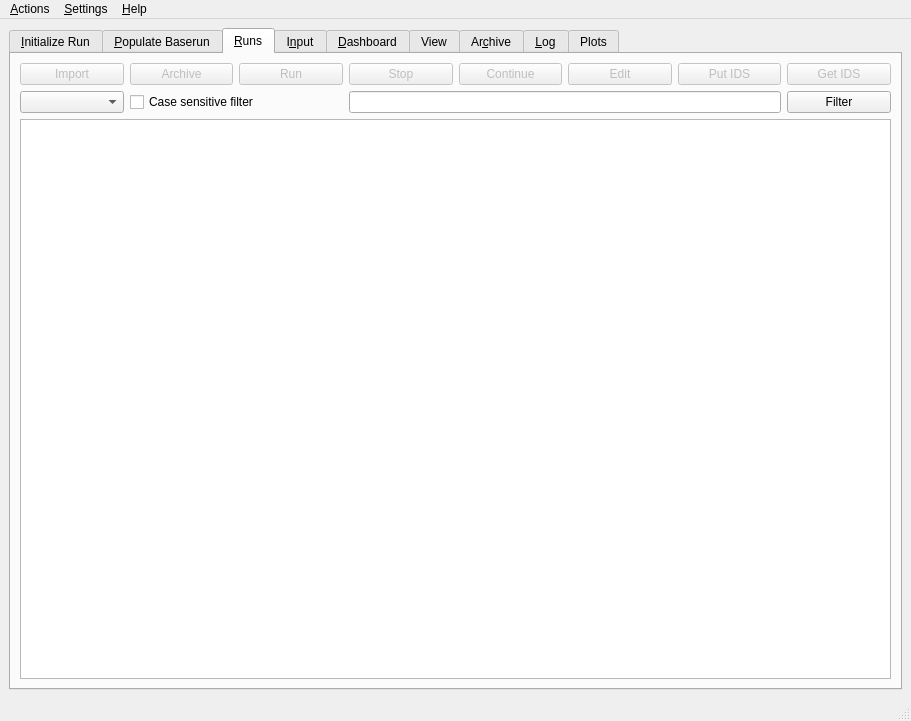
Old version of the form src/gui/solps.ui in the repository LeCAD-PEG/SOLPS-GUI.
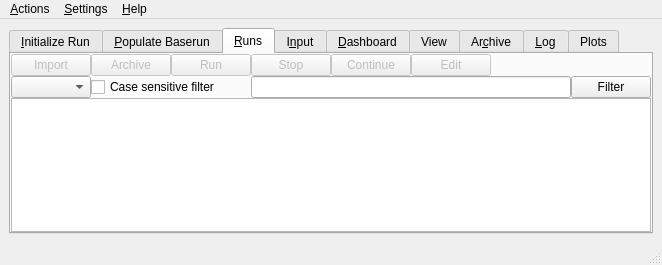
New version of the form. The open tabs and pages were chosen to show the change. Custom widgets are drawn as their Qt base class.

Commit message: Revised solps.py and corrected solps.ui

The edit to the form file:
```diff
--- a/src/gui/solps.ui
+++ b/src/gui/solps.ui
@@ -10,8 +10,8 @@
    <rect>
     <x>0</x>
     <y>0</y>
-    <width>911</width>
-    <height>721</height>
+    <width>662</width>
+    <height>265</height>
    </rect>
   </property>
   <property name="sizePolicy">
@@ -212,13 +212,31 @@
         <string>&amp;Runs</string>
        </attribute>
        <layout class="QGridLayout" name="gridLayout">
+        <property name="leftMargin">
+         <number>0</number>
+        </property>
+        <property name="topMargin">
+         <number>0</number>
+        </property>
+        <property name="rightMargin">
+         <number>0</number>
+        </property>
+        <property name="bottomMargin">
+         <number>0</number>
+        </property>
+        <property name="spacing">
+         <number>0</number>
+        </property>
+        <item row="1" column="0">
+         <widget class="QComboBox" name="comboBoxRunFilterType"/>
+        </item>
         <item row="0" column="0">
          <widget class="QPushButton" name="pushButton_Import">
           <property name="enabled">
            <bool>false</bool>
           </property>
           <property name="sizePolicy">
-           <sizepolicy hsizetype="Expanding" vsizetype="Fixed">
+           <sizepolicy hsizetype="Preferred" vsizetype="Fixed">
             <horstretch>0</horstretch>
             <verstretch>0</verstretch>
            </sizepolicy>
@@ -243,7 +261,7 @@
            <bool>false</bool>
           </property>
           <property name="sizePolicy">
-           <sizepolicy hsizetype="Expanding" vsizetype="Fixed">
+           <sizepolicy hsizetype="Preferred" vsizetype="Fixed">
             <horstretch>0</horstretch>
             <verstretch>0</verstretch>
            </sizepolicy>
@@ -268,7 +286,7 @@
            <bool>false</bool>
           </property>
           <property name="sizePolicy">
-           <sizepolicy hsizetype="Expanding" vsizetype="Fixed">
+           <sizepolicy hsizetype="Preferred" vsizetype="Fixed">
             <horstretch>0</horstretch>
             <verstretch>0</verstretch>
            </sizepolicy>
@@ -293,7 +311,7 @@
            <bool>false</bool>
           </property>
           <property name="sizePolicy">
-           <sizepolicy hsizetype="Expanding" vsizetype="Fixed">
+           <sizepolicy hsizetype="Preferred" vsizetype="Fixed">
             <horstretch>0</horstretch>
             <verstretch>0</verstretch>
            </sizepolicy>
@@ -319,7 +337,7 @@
            <bool>false</bool>
           </property>
           <property name="sizePolicy">
-           <sizepolicy hsizetype="Expanding" vsizetype="Fixed">
+           <sizepolicy hsizetype="Preferred" vsizetype="Fixed">
             <horstretch>0</horstretch>
             <verstretch>0</verstretch>
            </sizepolicy>
@@ -345,7 +363,7 @@
            <bool>false</bool>
           </property>
           <property name="sizePolicy">
-           <sizepolicy hsizetype="Expanding" vsizetype="Fixed">
+           <sizepolicy hsizetype="Preferred" vsizetype="Fixed">
             <horstretch>0</horstretch>
             <verstretch>0</verstretch>
            </sizepolicy>
@@ -361,62 +379,6 @@
           </property>
          </widget>
         </item>
-        <item row="0" column="6">
-         <widget class="QPushButton" name="pushButton_PutIds">
-          <property name="enabled">
-           <bool>false</bool>
-          </property>
-          <property name="sizePolicy">
-           <sizepolicy hsizetype="Expanding" vsizetype="Fixed">
-            <horstretch>0</horstretch>
-            <verstretch>0</verstretch>
-           </sizepolicy>
-          </property>
-          <property name="maximumSize">
-           <size>
-            <width>16777215</width>
-            <height>16777215</height>
-           </size>
-          </property>
-          <property name="text">
-           <string>Put IDS</string>
-          </property>
-         </widget>
-        </item>
-        <item row="0" column="7">
-         <widget class="QPushButton" name="pushButton_GetIds">
-          <property name="enabled">
-           <bool>false</bool>
-          </property>
-          <property name="sizePolicy">
-           <sizepolicy hsizetype="Expanding" vsizetype="Fixed">
-            <horstretch>0</horstretch>
-            <verstretch>0</verstretch>
-           </sizepolicy>
-          </property>
-          <property name="maximumSize">
-           <size>
-            <width>16777215</width>
-            <height>16777215</height>
-           </size>
-          </property>
-          <property name="text">
-           <string>Get IDS</string>
-          </property>
-          <property name="autoDefault">
-           <bool>false</bool>
-          </property>
-          <property name="default">
-           <bool>false</bool>
-          </property>
-          <property name="flat">
-           <bool>false</bool>
-          </property>
-         </widget>
-        </item>
-        <item row="1" column="0">
-         <widget class="QComboBox" name="comboBoxRunFilterType"/>
-        </item>
         <item row="1" column="1" colspan="2">
          <widget class="QCheckBox" name="filterCaseSensitivityCheckBox">
           <property name="text">
@@ -424,8 +386,20 @@
           </property>
          </widget>
         </item>
+        <item row="0" column="6">
+         <widget class="PutIDS" name="put_edge_ids"/>
+        </item>
+        <item row="0" column="7">
+         <widget class="GetIDS" name="get_edge_ids"/>
+        </item>
         <item row="1" column="3" colspan="4">
          <widget class="QLineEdit" name="lineEditRunFilter">
+          <property name="sizePolicy">
+           <sizepolicy hsizetype="Preferred" vsizetype="Fixed">
+            <horstretch>0</horstretch>
+            <verstretch>0</verstretch>
+           </sizepolicy>
+          </property>
           <property name="text">
            <string/>
           </property>
@@ -843,7 +817,7 @@
     <rect>
      <x>0</x>
      <y>0</y>
-     <width>911</width>
+     <width>662</width>
      <height>20</height>
     </rect>
    </property>
@@ -916,12 +890,22 @@
    <extends>QWidget</extends>
    <header>divgeo</header>
   </customwidget>
+  <customwidget>
+   <class>GetIDS</class>
+   <extends>QWidget</extends>
+   <header>get_edge_ids</header>
+  </customwidget>
   <customwidget>
    <class>Gnuplot</class>
    <extends>QWidget</extends>
    <header>gnuplot</header>
    <container>1</container>
   </customwidget>
+  <customwidget>
+   <class>PutIDS</class>
+   <extends>QWidget</extends>
+   <header>put_edge_ids</header>
+  </customwidget>
   <customwidget>
    <class>Script</class>
    <extends>QPlainTextEdit</extends>
```
Left out of the diff: 269 changed lines with no effect on the pictures. The commit also changes 1 other file.
